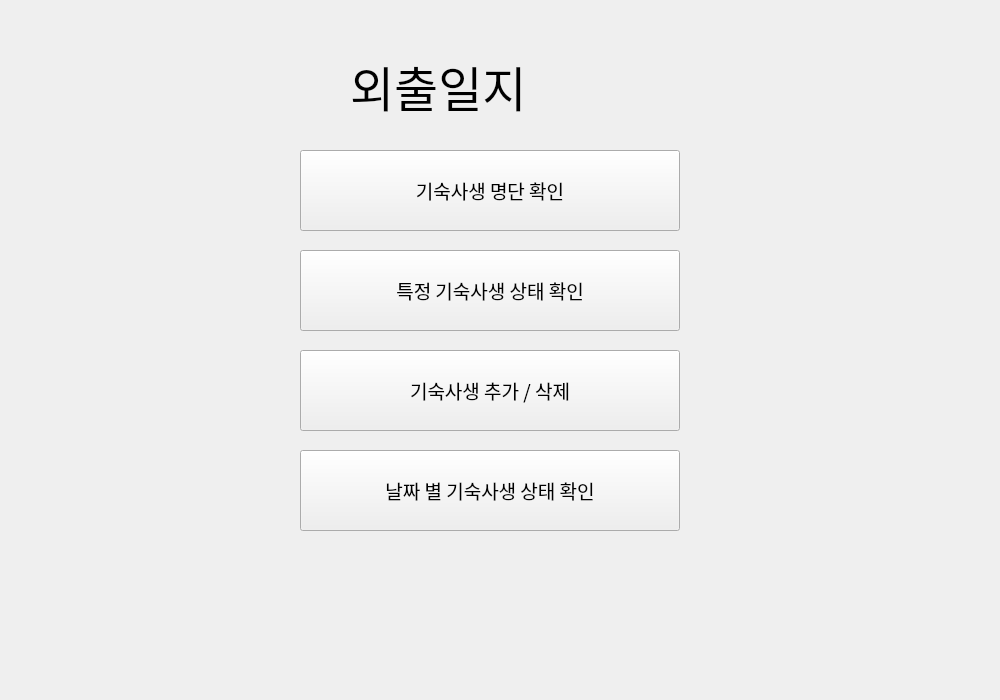
Hyemin-12/goingout-journal, file main.ui: the form before one commit.
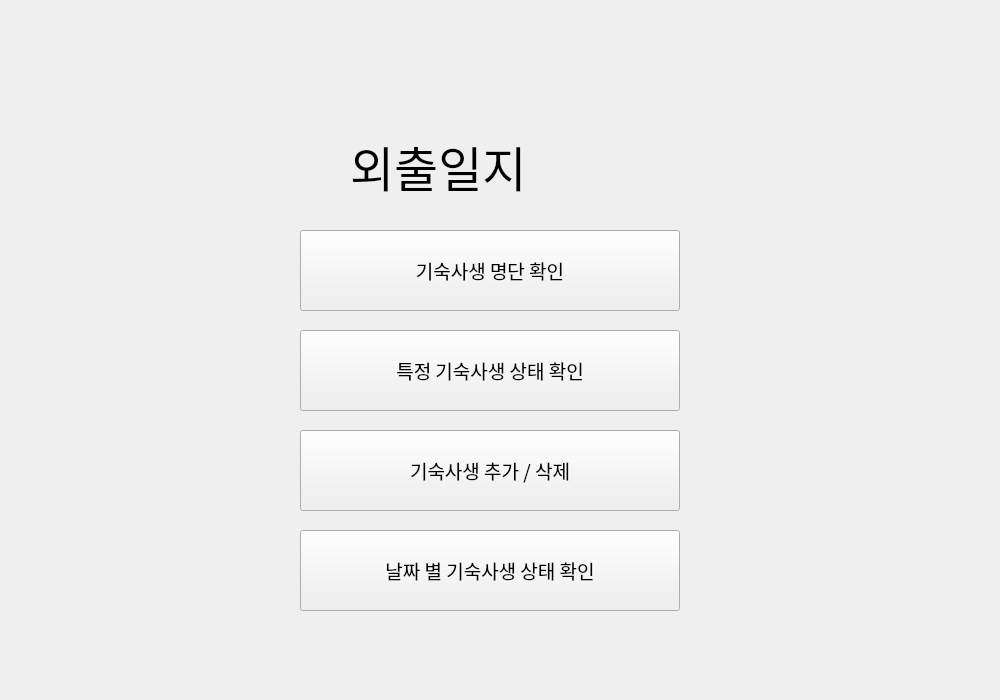
The form after the commit.

Commit message: 날짜 별 기숙사생 상태 확인 기능 미구현

Patch:
```diff
--- a/main.ui
+++ b/main.ui
@@ -17,7 +17,7 @@
    <property name="geometry">
     <rect>
      <x>300</x>
-     <y>150</y>
+     <y>230</y>
      <width>380</width>
      <height>81</height>
     </rect>
@@ -42,7 +42,7 @@
    <property name="geometry">
     <rect>
      <x>300</x>
-     <y>250</y>
+     <y>330</y>
      <width>380</width>
      <height>81</height>
     </rect>
@@ -61,7 +61,7 @@
    <property name="geometry">
     <rect>
      <x>300</x>
-     <y>350</y>
+     <y>430</y>
      <width>380</width>
      <height>81</height>
     </rect>
@@ -80,7 +80,7 @@
    <property name="geometry">
     <rect>
      <x>300</x>
-     <y>450</y>
+     <y>530</y>
      <width>380</width>
      <height>81</height>
     </rect>
@@ -99,7 +99,7 @@
    <property name="geometry">
     <rect>
      <x>350</x>
-     <y>30</y>
+     <y>110</y>
      <width>321</width>
      <height>111</height>
     </rect>
```
Left out of the diff: 28 changed lines with no effect on the pictures. The commit also changes 2 other files.
